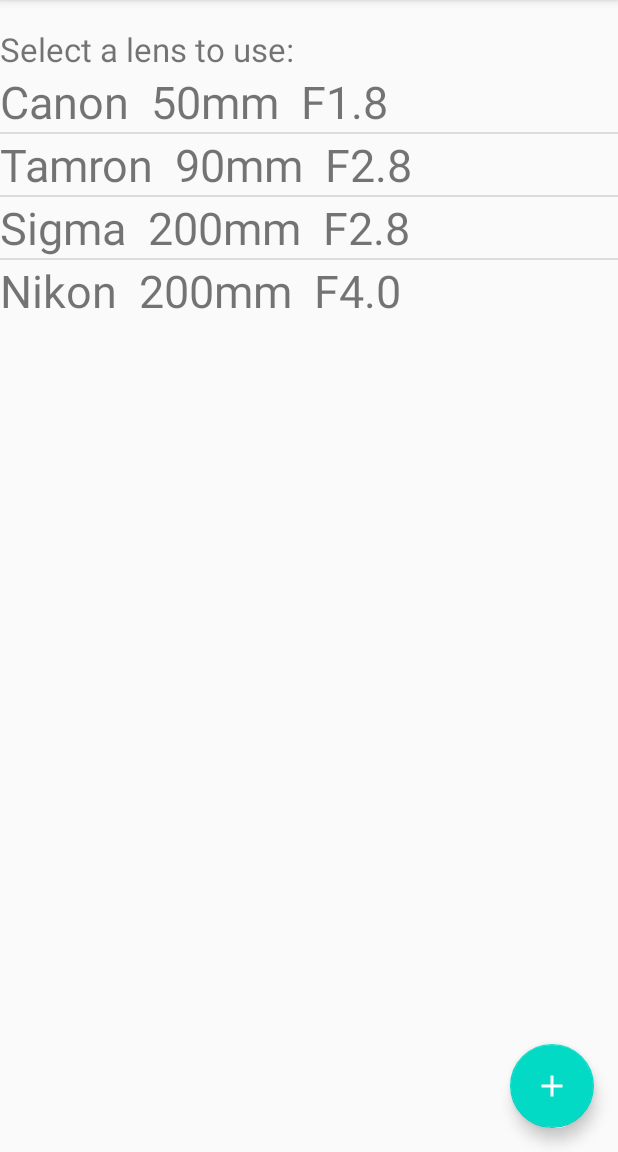
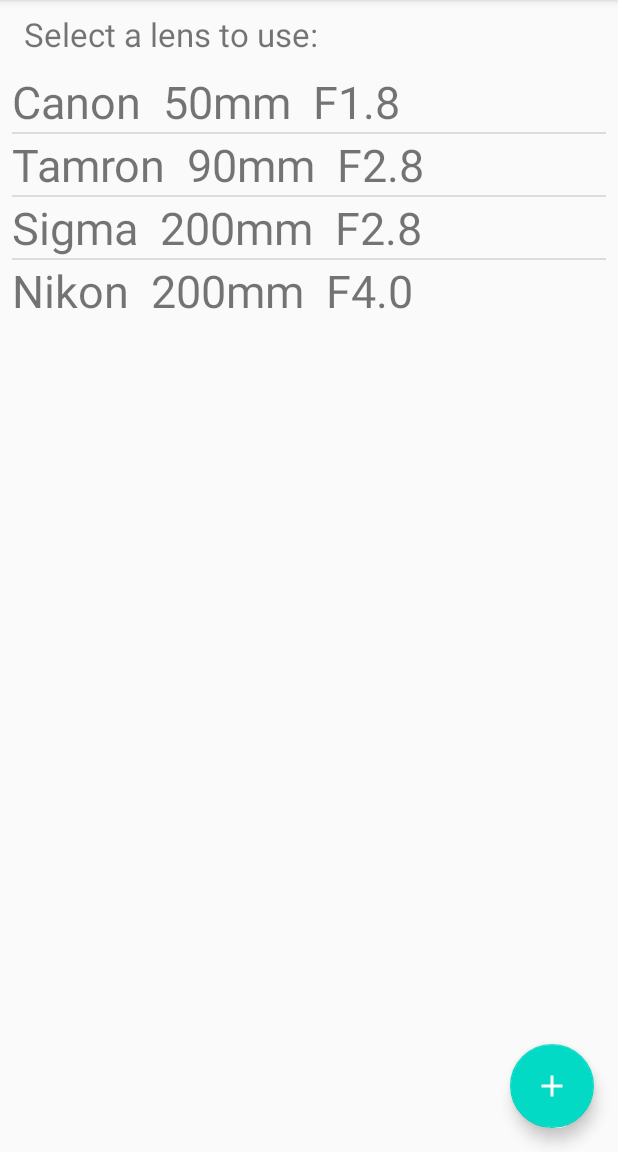
Before and after one commit to SahilModak/Camera-Lens-Manager, an Android app: the screen it shows after launch (MainActivity), on a phone screen of 412 x 824 dp, the part 84-1236 px from its top. Run offline under Robolectric (Android 15) with nearby library versions, the phone set to English and light mode, and no system bars.

Commit message:
Empty state text created

```diff
--- a/app/src/main/java/com/example/assignment2/MainActivity.java
+++ b/app/src/main/java/com/example/assignment2/MainActivity.java
@@ -69,6 +69,11 @@ public class MainActivity extends AppCompatActivity {
     private void displaylistView() {
         LensManager manager = LensManager.getInstance();
         ArrayList<String> myitems = new ArrayList<>();
+        TextView lensSelection = (TextView)findViewById(R.id.selectLens);
+        if (manager.size() == 0) {
+            lensSelection.setText("You do not have any lens added yet.\n" + "To add a new lens go to: tool bar -> Add Lens");
+        } else {
+            lensSelection.setText("Select a lens to use:\n");
             for (int i = 0; i < manager.size(); i++) {
                 myitems.add(manager.get(i).toString());
             }
@@ -79,6 +84,7 @@ public class MainActivity extends AppCompatActivity {
 
             ListView lst = (ListView) findViewById(R.id.lensDisplay);
             lst.setAdapter(adapter);
+        }
     }
 
     @Override
--- a/app/src/main/res/layout/content_main.xml
+++ b/app/src/main/res/layout/content_main.xml
@@ -10,15 +10,20 @@
         android:id="@+id/selectLens"
         android:layout_width="wrap_content"
         android:layout_height="wrap_content"
+        android:layout_marginStart="8dp"
+        android:layout_marginTop="24dp"
         android:text="@string/select_a_lens"
         android:textSize="22sp"
         app:layout_constraintBottom_toTopOf="@+id/lensDisplay"
-        app:layout_constraintStart_toStartOf="@+id/lensDisplay" />
+        app:layout_constraintStart_toStartOf="@+id/lensDisplay"
+        app:layout_constraintTop_toTopOf="parent" />
 
     <ListView
         android:id="@+id/lensDisplay"
         android:layout_width="match_parent"
         android:layout_height="wrap_content"
+        android:layout_marginStart="8dp"
+        android:layout_marginEnd="8dp"
         app:layout_constraintBottom_toBottomOf="parent"
         app:layout_constraintEnd_toEndOf="parent"
         app:layout_constraintHorizontal_bias="0.0"
```
Lines whose indentation alone changed are shown as unchanged.
